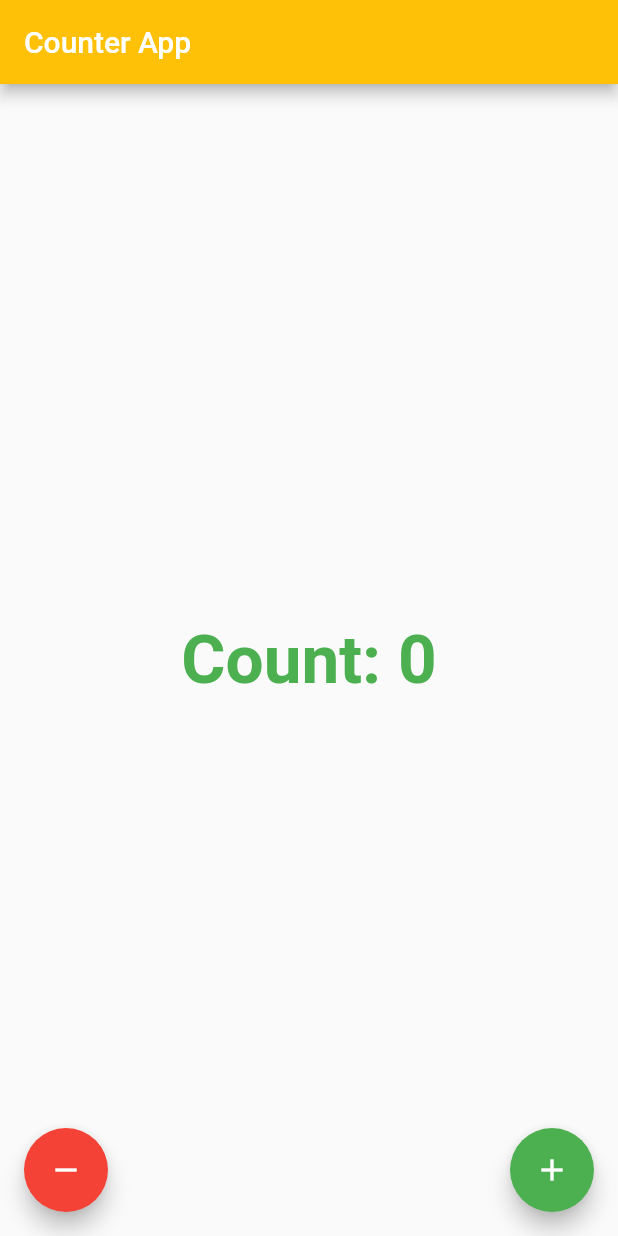
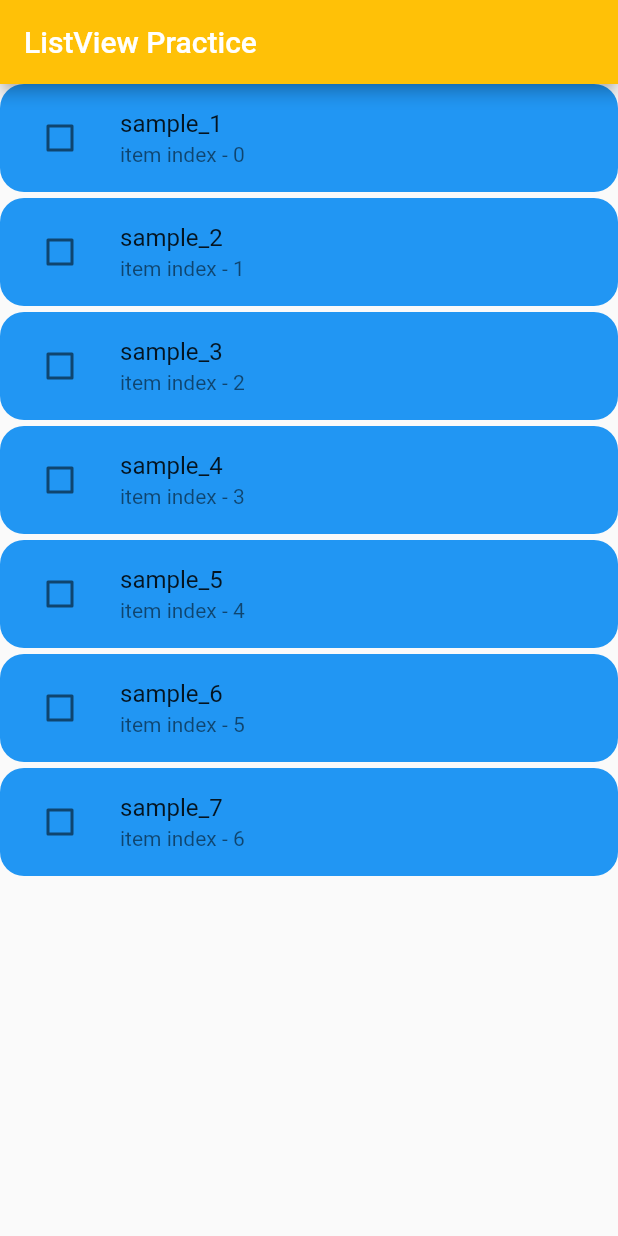
Before and after one commit to yeonblue/FlutterPractice, a Flutter app: the screen it shows after launch, on a phone screen of 412 x 824 dp. Run offline on Flutter 3.47's test engine with Material 2 defaults, Android fonts, the phone set to English and light mode, and no system bars.

Commit message:
add ListView

```diff
--- a/FlutterBasics/lib/main.dart
+++ b/FlutterBasics/lib/main.dart
@@ -1,5 +1,6 @@
 import 'package:flutter/material.dart';
 import 'package:flutterbasics/presentation/counter/counter_screen.dart';
+import 'package:flutterbasics/presentation/list/list_screen.dart';
 import 'package:flutterbasics/presentation/widgets_example/example_screen.dart';
 
 void main() {
@@ -19,7 +20,7 @@ class MyApp extends StatelessWidget {
         appBarTheme: const AppBarTheme(backgroundColor: Colors.amber),
       ),
       debugShowCheckedModeBanner: false, // 우측 상단 디버그 사라지게
-      home: const CounterScreen(),
+      home: const ListScreen(),
     );
   }
 }
--- /dev/null
+++ b/FlutterBasics/lib/presentation/list/list_screen.dart
@@ -0,0 +1,34 @@
+import 'package:flutter/material.dart';
+import 'package:flutter/src/widgets/container.dart';
+import 'package:flutter/src/widgets/framework.dart';
+import 'package:flutterbasics/presentation/list/widgets/list_tile.dart';
+
+class ListScreen extends StatelessWidget {
+  const ListScreen({super.key});
+  static List<String> example = [
+    "sample_1",
+    "sample_2",
+    "sample_3",
+    "sample_4",
+    "sample_5",
+    "sample_6",
+    "sample_7",
+  ];
+
+  @override
+  Widget build(BuildContext context) {
+    return Scaffold(
+      appBar: AppBar(
+        title: const Text('ListView Practice'),
+      ),
+      body: ListView.separated(
+          itemBuilder: (context, index) {
+            return ListItem(title: example[index], idx: index,);
+          },
+          separatorBuilder: (context, index) {
+            return const SizedBox(height: 4);
+          },
+          itemCount: example.length),
+    );
+  }
+}
--- /dev/null
+++ b/FlutterBasics/lib/presentation/list/widgets/list_tile.dart
@@ -0,0 +1,33 @@
+import 'package:flutter/material.dart';
+
+class ListItem extends StatefulWidget {
+  const ListItem({Key? key, required this.title, required this.idx,}) : super(key: key);
+  final String title;
+  final int idx;
+
+  @override
+  State<ListItem> createState() => _ListItemState();
+}
+
+class _ListItemState extends State<ListItem> {
+  bool _isSelected = false;
+  @override
+  Widget build(BuildContext context) {
+    return Container(
+      decoration: BoxDecoration(
+          color: Colors.blue, borderRadius: BorderRadius.circular(16)),
+      child: ListTile(
+        title: Text(widget.title),
+        subtitle: Text('item index - ${widget.idx}'),
+        leading: Checkbox(
+          value: _isSelected,
+          onChanged: (value) {
+            setState(() {
+              _isSelected = value ?? false;
+            });
+          },
+        ),
+      ),
+    );
+  }
+}
```
